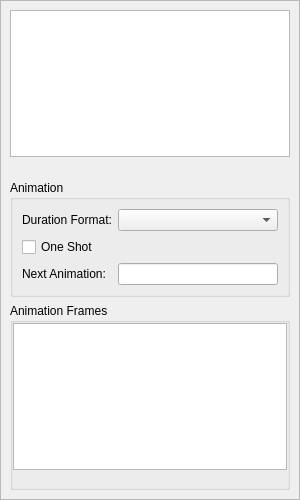
Qt form src/gui-qt/metasprite/animation/animationdock.ui (undisbeliever/untech-editor) before a commit.
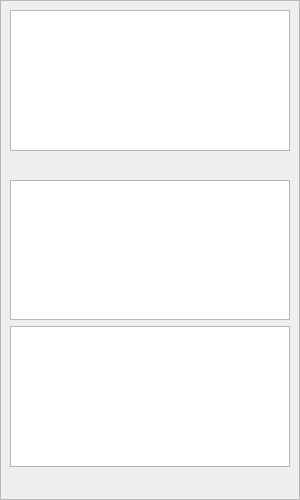
The same form after that commit. Custom widgets are drawn as their Qt base class.

Commit message:
Rewrite MS/SI GUI to use PropertyListManager
This commit rewrites the MetaSprite/SpriteImporter GUI to use a
PropertyListManager to handle the GUI for:

    * MetaSprite FrameSet
    * MetaSprite Frame
    * SpriteImporter FrameSet
    * SpriteImporter Frame
    * Animations

This rewrite was done for three reasons:

 1) Make the FrameSet editor consist with the other editors
 2) PropertyListView uses less screen space than a traditional GUI
 3) Make it easier to add new fields to the MS/SI GUI

The edit to the form file:
```diff
--- a/src/gui-qt/metasprite/animation/animationdock.ui
+++ b/src/gui-qt/metasprite/animation/animationdock.ui
@@ -61,12 +61,6 @@
           </property>
           <item>
            <widget class="GuiQt::Accessor::NamedListView" name="animationList">
-            <property name="sizePolicy">
-             <sizepolicy hsizetype="MinimumExpanding" vsizetype="MinimumExpanding">
-              <horstretch>1</horstretch>
-              <verstretch>1</verstretch>
-             </sizepolicy>
-            </property>
             <property name="minimumSize">
              <size>
               <width>0</width>
@@ -74,6 +68,8 @@
              </size>
             </property>
            </widget>
+          </item>
+         </layout>
           </item>
           <item>
            <widget class="QToolBar" name="animationListButtons">
@@ -91,73 +87,18 @@
             </property>
            </widget>
           </item>
-         </layout>
-        </item>
         <item>
-         <widget class="QGroupBox" name="animationBox">
-          <property name="title">
-           <string>Animation</string>
+         <widget class="PropertyListView" name="animationProperties">
+          <property name="minimumSize">
+           <size>
+            <width>0</width>
+            <height>100</height>
+           </size>
           </property>
-          <layout class="QFormLayout" name="formLayout">
-           <item row="1" column="0">
-            <widget class="QLabel" name="durationFormatLabel">
-             <property name="text">
-              <string>Duration Format:</string>
-             </property>
-            </widget>
-           </item>
-           <item row="1" column="1">
-            <widget class="EnumComboBox" name="durationFormat"/>
-           </item>
-           <item row="2" column="0">
-            <widget class="QCheckBox" name="oneShot">
-             <property name="text">
-              <string>One Shot</string>
-             </property>
-            </widget>
-           </item>
-           <item row="3" column="0">
-            <widget class="QLabel" name="nextAnimationLabel">
-             <property name="text">
-              <string>Next Animation:</string>
-             </property>
-            </widget>
-           </item>
-           <item row="3" column="1">
-            <widget class="QLineEdit" name="nextAnimation"/>
-           </item>
-          </layout>
-         </widget>
-        </item>
-        <item>
-         <widget class="QGroupBox" name="animationFrameBox">
-          <property name="title">
-           <string>Animation Frames</string>
-          </property>
-          <layout class="QVBoxLayout" name="verticalLayout2">
-           <property name="spacing">
-            <number>0</number>
-           </property>
-           <property name="leftMargin">
-            <number>0</number>
-           </property>
-           <property name="topMargin">
-            <number>0</number>
-           </property>
-           <property name="rightMargin">
-            <number>0</number>
-           </property>
-           <property name="bottomMargin">
-            <number>0</number>
-           </property>
+         </widget>
+        </item>
            <item>
             <widget class="PropertyTableView" name="animationFrames">
-             <property name="sizePolicy">
-              <sizepolicy hsizetype="MinimumExpanding" vsizetype="MinimumExpanding">
-               <horstretch>1</horstretch>
-               <verstretch>1</verstretch>
-              </sizepolicy>
-             </property>
              <property name="minimumSize">
               <size>
                <width>0</width>
@@ -187,16 +128,6 @@
            </item>
           </layout>
          </widget>
-        </item>
-        <item>
-         <layout class="QVBoxLayout" name="animationFramesLayout">
-          <property name="spacing">
-           <number>0</number>
-          </property>
-         </layout>
-        </item>
-       </layout>
-      </widget>
      </widget>
     </item>
    </layout>
@@ -204,10 +135,9 @@
  </widget>
  <customwidgets>
   <customwidget>
-   <class>EnumComboBox</class>
-   <extends>QComboBox</extends>
-   <header>gui-qt/common/widgets/enumcombobox.h</header>
-   <container>1</container>
+   <class>PropertyListView</class>
+   <extends>QTreeView</extends>
+   <header>gui-qt/common/properties/propertylistview.h</header>
   </customwidget>
   <customwidget>
    <class>GuiQt::Accessor::NamedListView</class>
```
Lines whose indentation alone changed are shown as unchanged. The commit also changes 33 other files.
